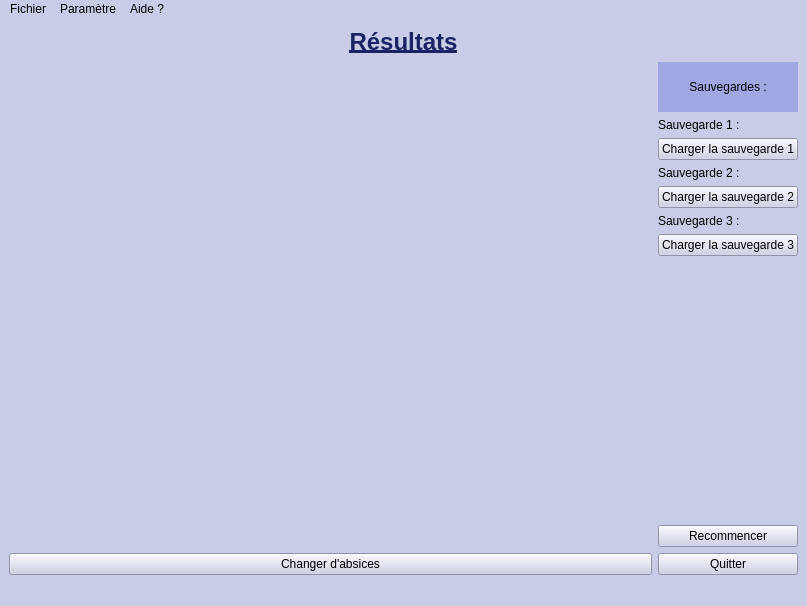
Above: HM40_projet_fitts_RENAUD_CHAUSSON/resultats.ui from Nellou90/HM40Fitts before the change. Below: the same form after it.
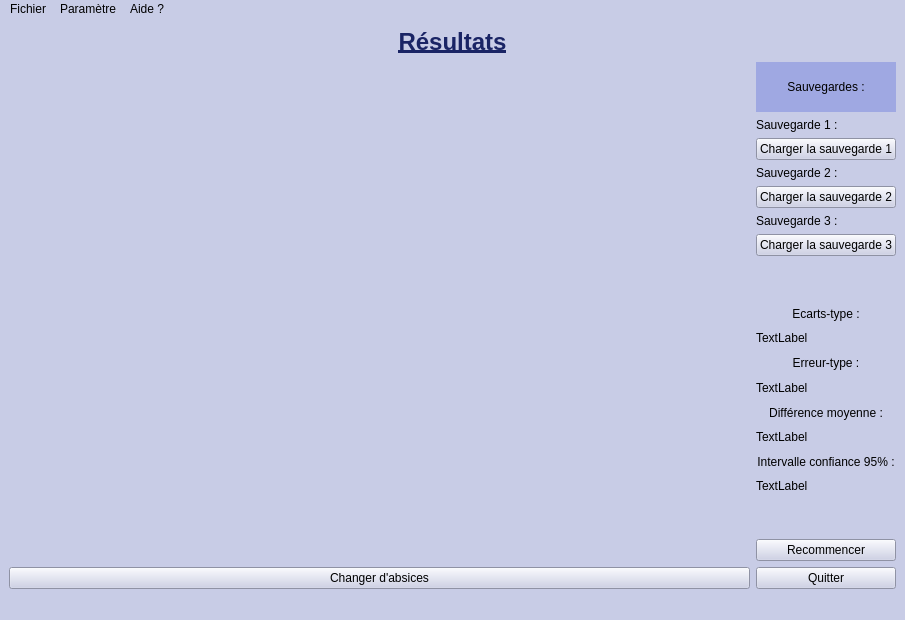
That is the form after the change.

Commit message: j'ai oublié de save mdr

```diff
--- a/HM40_projet_fitts_RENAUD_CHAUSSON/resultats.ui
+++ b/HM40_projet_fitts_RENAUD_CHAUSSON/resultats.ui
@@ -6,8 +6,8 @@
    <rect>
     <x>0</x>
     <y>0</y>
-    <width>807</width>
-    <height>606</height>
+    <width>905</width>
+    <height>620</height>
    </rect>
   </property>
   <property name="windowTitle">
@@ -139,6 +139,111 @@
         </item>
         <item>
          <layout class="QVBoxLayout" name="verticalLayout_4">
+          <item>
+           <spacer name="verticalSpacer_2">
+            <property name="orientation">
+             <enum>Qt::Vertical</enum>
+            </property>
+            <property name="sizeHint" stdset="0">
+             <size>
+              <width>20</width>
+              <height>40</height>
+             </size>
+            </property>
+           </spacer>
+          </item>
+          <item>
+           <widget class="QLabel" name="label_6">
+            <property name="sizePolicy">
+             <sizepolicy hsizetype="Preferred" vsizetype="MinimumExpanding">
+              <horstretch>0</horstretch>
+              <verstretch>0</verstretch>
+             </sizepolicy>
+            </property>
+            <property name="text">
+             <string>Ecarts-type :</string>
+            </property>
+            <property name="alignment">
+             <set>Qt::AlignCenter</set>
+            </property>
+           </widget>
+          </item>
+          <item>
+           <widget class="QLabel" name="label_10">
+            <property name="text">
+             <string>TextLabel</string>
+            </property>
+           </widget>
+          </item>
+          <item>
+           <widget class="QLabel" name="label_7">
+            <property name="sizePolicy">
+             <sizepolicy hsizetype="Preferred" vsizetype="MinimumExpanding">
+              <horstretch>0</horstretch>
+              <verstretch>0</verstretch>
+             </sizepolicy>
+            </property>
+            <property name="text">
+             <string>Erreur-type :</string>
+            </property>
+            <property name="alignment">
+             <set>Qt::AlignCenter</set>
+            </property>
+           </widget>
+          </item>
+          <item>
+           <widget class="QLabel" name="label_11">
+            <property name="text">
+             <string>TextLabel</string>
+            </property>
+           </widget>
+          </item>
+          <item>
+           <widget class="QLabel" name="label_8">
+            <property name="sizePolicy">
+             <sizepolicy hsizetype="Preferred" vsizetype="MinimumExpanding">
+              <horstretch>0</horstretch>
+              <verstretch>0</verstretch>
+             </sizepolicy>
+            </property>
+            <property name="text">
+             <string>Différence moyenne :</string>
+            </property>
+            <property name="alignment">
+             <set>Qt::AlignCenter</set>
+            </property>
+           </widget>
+          </item>
+          <item>
+           <widget class="QLabel" name="label_12">
+            <property name="text">
+             <string>TextLabel</string>
+            </property>
+           </widget>
+          </item>
+          <item>
+           <widget class="QLabel" name="label_9">
+            <property name="sizePolicy">
+             <sizepolicy hsizetype="Preferred" vsizetype="MinimumExpanding">
+              <horstretch>0</horstretch>
+              <verstretch>0</verstretch>
+             </sizepolicy>
+            </property>
+            <property name="text">
+             <string>Intervalle confiance 95% :</string>
+            </property>
+            <property name="alignment">
+             <set>Qt::AlignCenter</set>
+            </property>
+           </widget>
+          </item>
+          <item>
+           <widget class="QLabel" name="label_13">
+            <property name="text">
+             <string>TextLabel</string>
+            </property>
+           </widget>
+          </item>
           <item>
            <spacer name="verticalSpacer">
             <property name="orientation">
@@ -179,7 +284,7 @@
     <rect>
      <x>0</x>
      <y>0</y>
-     <width>807</width>
+     <width>905</width>
      <height>21</height>
     </rect>
    </property>
```
